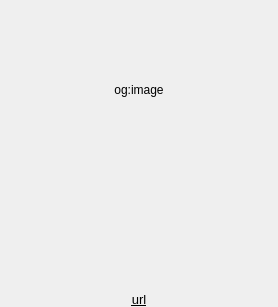
The window that widget/WebLinkThumbWidget.ui (SeptemberHX/MPaste) describes before a commit, drawn with Qt 5.
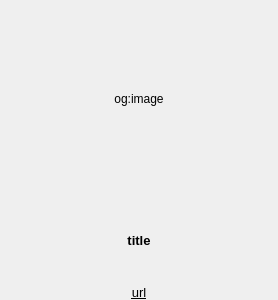
The same window after the commit.

The edit to the form file:
```diff
--- a/widget/WebLinkThumbWidget.ui
+++ b/widget/WebLinkThumbWidget.ui
@@ -7,7 +7,7 @@
     <x>0</x>
     <y>0</y>
     <width>278</width>
-    <height>307</height>
+    <height>300</height>
    </rect>
   </property>
   <property name="windowTitle">
@@ -15,13 +15,13 @@
   </property>
   <layout class="QVBoxLayout" name="verticalLayout">
    <property name="spacing">
-    <number>3</number>
+    <number>5</number>
    </property>
    <property name="leftMargin">
     <number>3</number>
    </property>
    <property name="topMargin">
-    <number>0</number>
+    <number>3</number>
    </property>
    <property name="rightMargin">
     <number>3</number>
@@ -34,13 +34,13 @@
      <property name="minimumSize">
       <size>
        <width>0</width>
-       <height>180</height>
+       <height>0</height>
       </size>
      </property>
      <property name="maximumSize">
       <size>
        <width>16777215</width>
-       <height>16666</height>
+       <height>123123</height>
       </size>
      </property>
      <property name="text">
@@ -54,19 +54,6 @@
      </property>
     </widget>
    </item>
-   <item>
-    <spacer name="verticalSpacer">
-     <property name="orientation">
-      <enum>Qt::Vertical</enum>
-     </property>
-     <property name="sizeHint" stdset="0">
-      <size>
-       <width>20</width>
-       <height>40</height>
-      </size>
-     </property>
-    </spacer>
-   </item>
    <item>
     <widget class="QLabel" name="titleLabel">
      <property name="sizePolicy">
@@ -75,6 +62,12 @@
        <verstretch>0</verstretch>
       </sizepolicy>
      </property>
+     <property name="maximumSize">
+      <size>
+       <width>16777215</width>
+       <height>80</height>
+      </size>
+     </property>
      <property name="font">
       <font>
        <pointsize>10</pointsize>
@@ -83,7 +76,7 @@
       </font>
      </property>
      <property name="text">
-      <string notr="true"/>
+      <string notr="true">title</string>
      </property>
      <property name="alignment">
       <set>Qt::AlignCenter</set>
```
